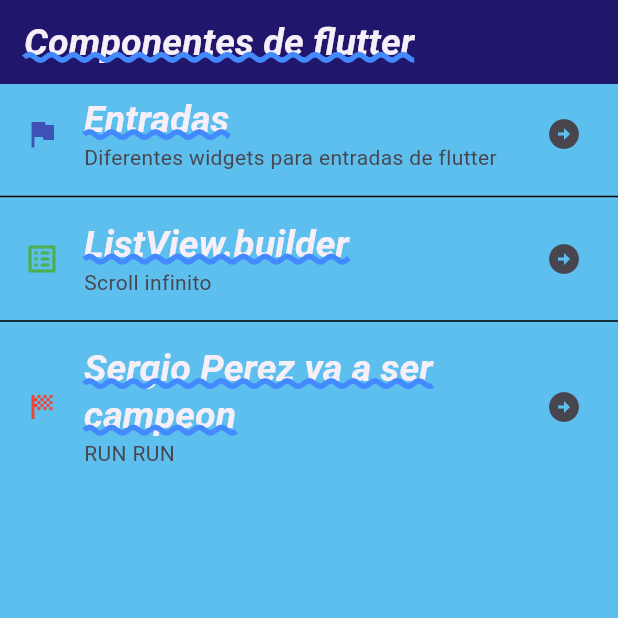
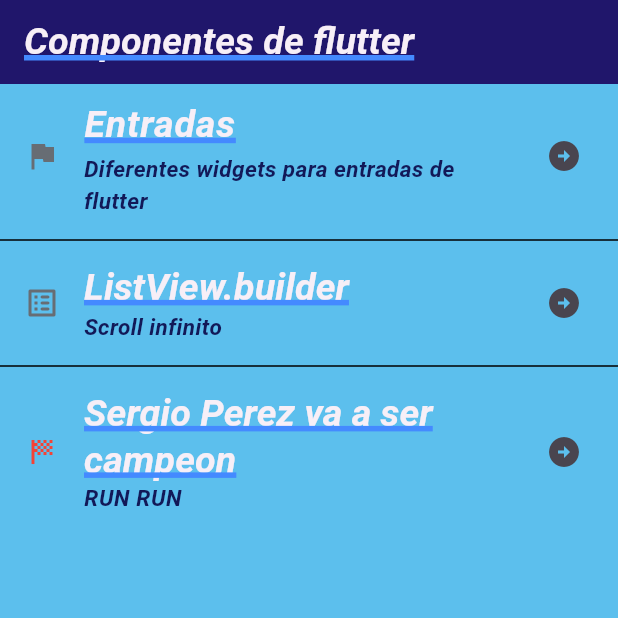
Before and after one commit to GabrielGLuna/componentes_flutter, a Flutter app: the screen it shows after launch, on a phone screen of 412 x 824 dp, the top half of it. Run offline on Flutter 3.47's test engine with Material 3 defaults, Android fonts, the phone set to English and light mode, and no system bars; our stand-ins replace google_fonts.

Commit message:
08 Finalizing the app theme

```diff
--- a/lib/screens/home_Screen.dart
+++ b/lib/screens/home_Screen.dart
@@ -1,4 +1,5 @@
 import 'package:flutter/material.dart';
+import 'package:practica_3/theme/app_theme.dart';
 
 class HomeScreen extends StatelessWidget {
   const HomeScreen({super.key});
@@ -8,25 +9,25 @@ class HomeScreen extends StatelessWidget {
     return  Scaffold(
       appBar:  AppBar(
         title:  Text('Componentes de flutter',
-         style: Theme.of(context).textTheme.headlineLarge),
+         style: AppTheme.lightTheme.textTheme.headlineLarge),
       ),
         body: ListView(
           children: [
            ListTile(
-            leading: const Icon(Icons.flag, color: Colors.indigo),
+            leading: const  Icon(Icons.flag, color: AppTheme.coloricon),
             title: Text('Entradas',
-            style: Theme.of(context).textTheme.headlineLarge),
-            subtitle: const Text('Diferentes widgets para entradas de flutter'),
+            style: AppTheme.lightTheme.textTheme.headlineLarge),
+            subtitle: Text('Diferentes widgets para entradas de flutter', style: AppTheme.lightTheme.textTheme.bodySmall,),
             trailing: const Icon(Icons.arrow_circle_right),
            ),
            const Divider(
             color: Colors.black,
            ),
            ListTile(
-            leading: const Icon(Icons.list_alt_rounded, color: Colors.green,),
+            leading: const Icon(Icons.list_alt_rounded, color: AppTheme.coloricon),
             title: Text('ListView.builder',
             style: Theme.of(context).textTheme.headlineLarge),
-            subtitle: const Text('Scroll infinito'),
+            subtitle:  Text('Scroll infinito', style: AppTheme.lightTheme.textTheme.bodySmall,),
             trailing: const Icon(Icons.arrow_circle_right),
            ),
           const Divider(
@@ -36,7 +37,7 @@ class HomeScreen extends StatelessWidget {
             leading: const Icon(Icons.sports_score_sharp, color: Colors.red,),
             title: Text('Sergio Perez va a ser campeon',
              style: Theme.of(context).textTheme.headlineLarge),
-            subtitle: const Text('RUN RUN'),
+            subtitle:  Text('RUN RUN', style: Theme.of(context).textTheme.bodySmall,),
             trailing: const Icon(Icons.arrow_circle_right),
            ),
 
--- a/lib/theme/app_theme.dart
+++ b/lib/theme/app_theme.dart
@@ -4,6 +4,8 @@ import 'package:google_fonts/google_fonts.dart';
 class AppTheme{
   static const mainColor = Color.fromARGB(235, 26, 7, 95);
   static const backColor = Color.fromARGB(235, 78, 186, 236);
+  static const coloricon = Color.fromARGB(220, 105, 96, 96);
+
  static final ThemeData lightTheme = ThemeData.light().copyWith(
    scaffoldBackgroundColor: backColor,
         appBarTheme: const AppBarTheme(color: mainColor),
@@ -14,13 +16,20 @@ class AppTheme{
             fontWeight: FontWeight.bold,
             decoration : TextDecoration.underline,
             decorationColor: Colors.blueAccent,
-            decorationStyle: TextDecorationStyle.wavy,
+            //decorationStyle: TextDecorationStyle.wavy,
             decorationThickness: 3.0,
             fontStyle: FontStyle.italic
 
           ),
 
-        //bodySmall:
+        bodySmall: GoogleFonts.aBeeZee(
+          color:const Color.fromARGB(228, 9, 5, 70),
+            fontSize: 15.0,
+            fontWeight: FontWeight.bold,
+
+            decorationThickness: 3.0,
+            fontStyle: FontStyle.italic
+        )
         )
  );
 }
```
